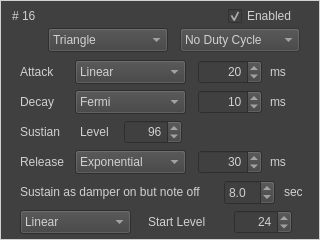
Qt form qt/PitchTimbreFrameForm.ui (Gaiger/ChiptuneMIDI) before a commit.
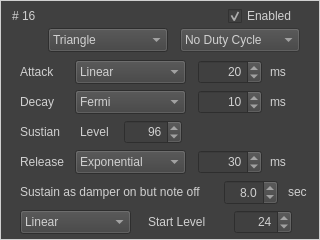
The same form after that commit.

Commit message: - Allow the max attack/decay/release duration to be 9999 ms. - Allow the max DamperOnButNoteOffSustainTimeDoubleSpinBox to be 99.9 seconds. - Walk-around for process_loudness_change : change envelope_state as ENVELOPE_DECAY/ENVELOPE_ATTACK directly, it is without fix the transition starting amplitude.

Diff of the .ui file:
```diff
--- a/qt/PitchTimbreFrameForm.ui
+++ b/qt/PitchTimbreFrameForm.ui
@@ -472,7 +472,7 @@
   <widget class="QLabel" name="SecLabel">
    <property name="geometry">
     <rect>
-     <x>284</x>
+     <x>288</x>
      <y>180</y>
      <width>24</width>
      <height>24</height>
@@ -487,13 +487,19 @@
     <rect>
      <x>224</x>
      <y>180</y>
-     <width>51</width>
+     <width>54</width>
      <height>25</height>
     </rect>
    </property>
+   <property name="alignment">
+    <set>Qt::AlignRight|Qt::AlignTrailing|Qt::AlignVCenter</set>
+   </property>
    <property name="decimals">
     <number>1</number>
    </property>
+   <property name="maximum">
+    <double>99.900000000000006</double>
+   </property>
    <property name="singleStep">
     <double>0.500000000000000</double>
    </property>
```
Left out of the diff: 6 changed lines with no effect on the pictures. The commit also changes 1 other file.
